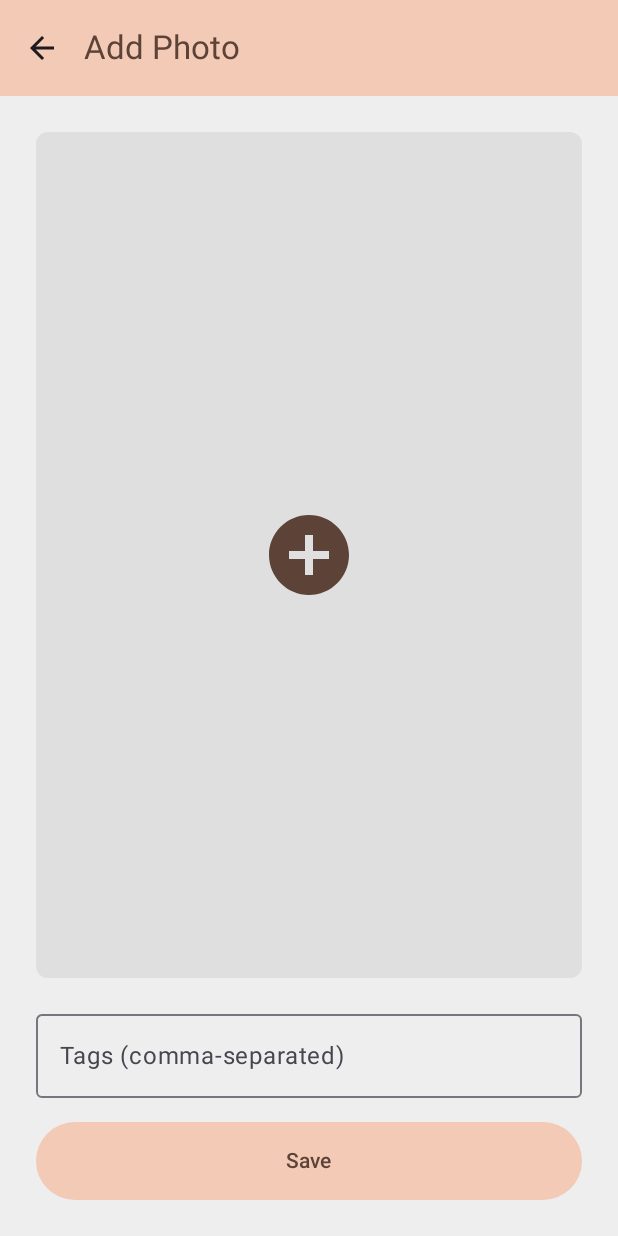
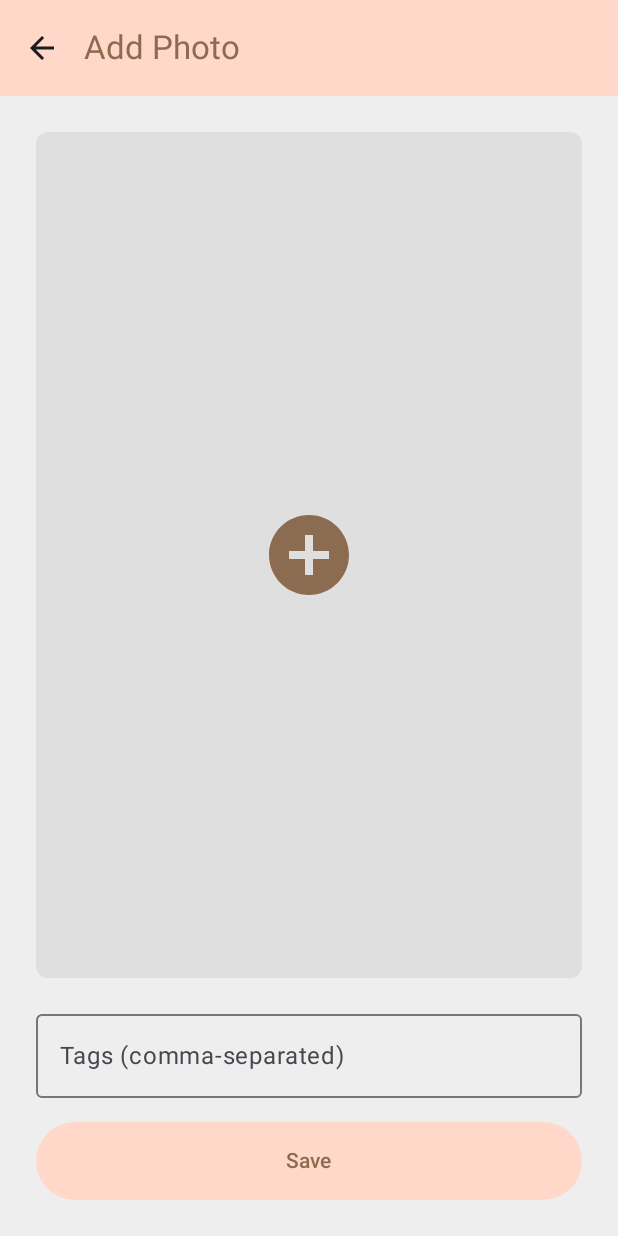
Before and after one commit to PBillodeau/mirandas-closet, an Android app built with Jetpack Compose: the screen it shows after launch (AddPhotoActivity), after a tap on "Add Photo", on a phone screen of 412 x 824 dp. Run offline under Robolectric (Android 15) with nearby library versions, the phone set to English and light mode, and no system bars; our stand-ins replace Room's generated code.

```diff
--- a/app/src/main/java/com/example/mirandascloset/ui/theme/Color.kt
+++ b/app/src/main/java/com/example/mirandascloset/ui/theme/Color.kt
@@ -2,5 +2,12 @@ package com.example.mirandascloset.ui.theme
 
 import androidx.compose.ui.graphics.Color
 
-val Tan = Color(0xFFF2CAB6)
-val Brown = Color(0xFF5D4237)
+val Purple80 = Color(0xFFD0BCFF)
+val PurpleGrey80 = Color(0xFFCCC2DC)
+val Pink80 = Color(0xFFEFB8C8)
+
+val Purple40 = Color(0xFF6650a4)
+val PurpleGrey40 = Color(0xFF625b71)
+val Pink40 = Color(0xFF7D5260)
+val Tan = Color(0xFFFFD8CA)
+val Brown = Color(0xFF8C6C51)
--- a/app/src/main/java/com/example/mirandascloset/ui/theme/Theme.kt
+++ b/app/src/main/java/com/example/mirandascloset/ui/theme/Theme.kt
@@ -8,9 +8,11 @@ import androidx.compose.runtime.Composable
 import androidx.compose.ui.graphics.Color
 
 private val DarkColorScheme = darkColorScheme(
-    primary = Tan,
-    secondary = Brown,
-    tertiary = Tan
+    primary = Color(0xFFFFFFFF),
+    primaryContainer = Purple40,
+    secondary = Color(0xFFFFFFFF),
+    tertiary = Tan,
+    background = Color(0xFF000000)
 )
 
 private val LightColorScheme = lightColorScheme(
```
Also changed, not shown: app/src/main/ic_launcher-playstore.png, app/src/main/res/mipmap-hdpi/ic_launcher.webp, app/src/main/res/mipmap-hdpi/ic_launcher_foreground.webp, app/src/main/res/mipmap-hdpi/ic_launcher_round.webp, app/src/main/res/mipmap-mdpi/ic_launcher.webp, app/src/main/res/mipmap-mdpi/ic_launcher_foreground.webp, app/src/main/res/mipmap-mdpi/ic_launcher_round.webp, app/src/main/res/mipmap-xhdpi/ic_launcher.webp, app/src/main/res/mipmap-xhdpi/ic_launcher_foreground.webp, app/src/main/res/mipmap-xhdpi/ic_launcher_round.webp, app/src/main/res/mipmap-xxhdpi/ic_launcher.webp, app/src/main/res/mipmap-xxhdpi/ic_launcher_foreground.webp, app/src/main/res/mipmap-xxhdpi/ic_launcher_round.webp, app/src/main/res/mipmap-xxxhdpi/ic_launcher.webp, 2 more files.
